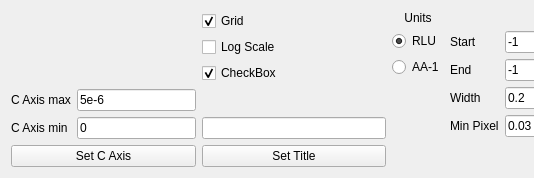
This is src/main/python/Views/QELine.ui in MJOLNIRPackage/MJOLNIR-GUI as Qt 5 draws it before an edit; both pictures show x 0 to 534 and y 0 to 178 of the 1052 by 178 pixel window. The edited form follows.
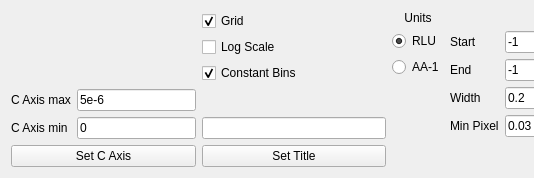
This is the edited form.

Commit message: Update button with correct Constant Bins name

What changed in the file:
```diff
--- a/src/main/python/Views/QELine.ui
+++ b/src/main/python/Views/QELine.ui
@@ -96,7 +96,7 @@
      <item>
       <widget class="QCheckBox" name="QELine_ConstantBins_checkBox">
        <property name="text">
-        <string>CheckBox</string>
+        <string>Constant Bins</string>
        </property>
        <property name="checked">
         <bool>true</bool>
```
